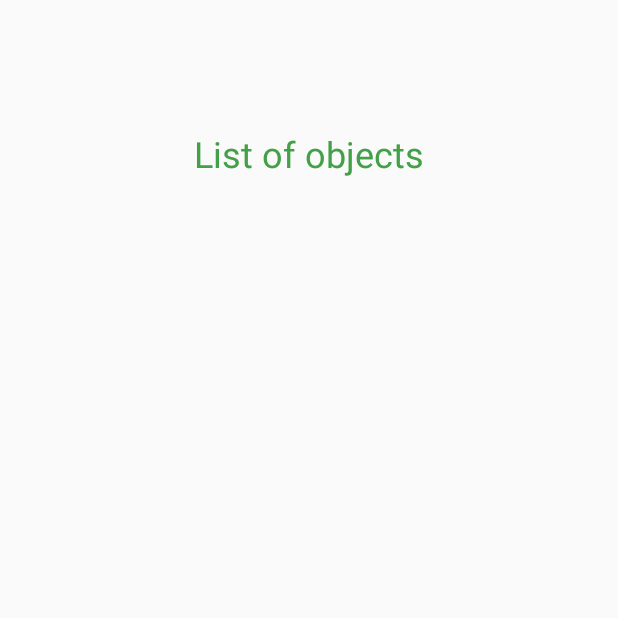
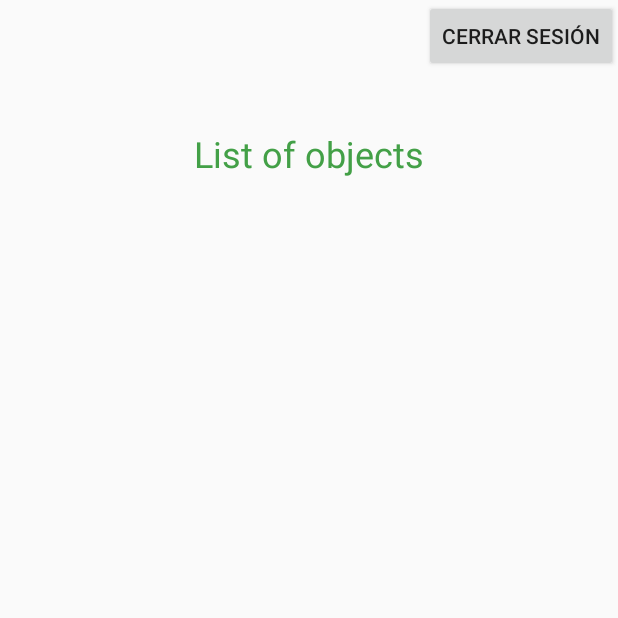
Before and after one commit to itziarmensa/Android-DSA, an Android app: the MainObjects screen opened directly, with no data from a screen before it, on a phone screen of 412 x 824 dp, the top half of it. Run offline under Robolectric (Android 15) with nearby library versions, the light colour scheme and no system bars; 1 statement that could not run was skipped.

Commit message:
Añadida opcion de cerrar sesion. Aparece en la actividad de main objects y te envia al login ya que has cerrado la sesion

```diff
--- a/app/src/main/res/layout/objects_main.xml
+++ b/app/src/main/res/layout/objects_main.xml
@@ -50,4 +50,13 @@
         app:layout_constraintStart_toStartOf="parent"
         app:layout_constraintTop_toBottomOf="@+id/recyclerView" />
 
+    <Button
+        android:id="@+id/btnCerrarSesion"
+        android:layout_width="wrap_content"
+        android:layout_height="wrap_content"
+        android:onClick="cerrarSesion"
+        android:text="@string/cerrar_sesi_ngggg"
+        app:layout_constraintEnd_toEndOf="parent"
+        app:layout_constraintTop_toTopOf="parent" />
+
 </androidx.constraintlayout.widget.ConstraintLayout>
--- a/app/src/main/res/values/strings.xml
+++ b/app/src/main/res/values/strings.xml
@@ -23,4 +23,6 @@
     <string name="list_of_characters">List of Characters</string>
     <string name="character">Character</string>
     <string name="textviewDetailsCharacter">Detail Character</string>
+    <string name="cerrar_sesi_n">Cerrar Sesión</string>
+    <string name="cerrar_sesi_ngggg">Cerrar Sesión</string>
 </resources>
```
Also changed, not shown: app/src/main/java/com/grupo3/androiddsa/MainObjects.java (+14 -11 lines).
